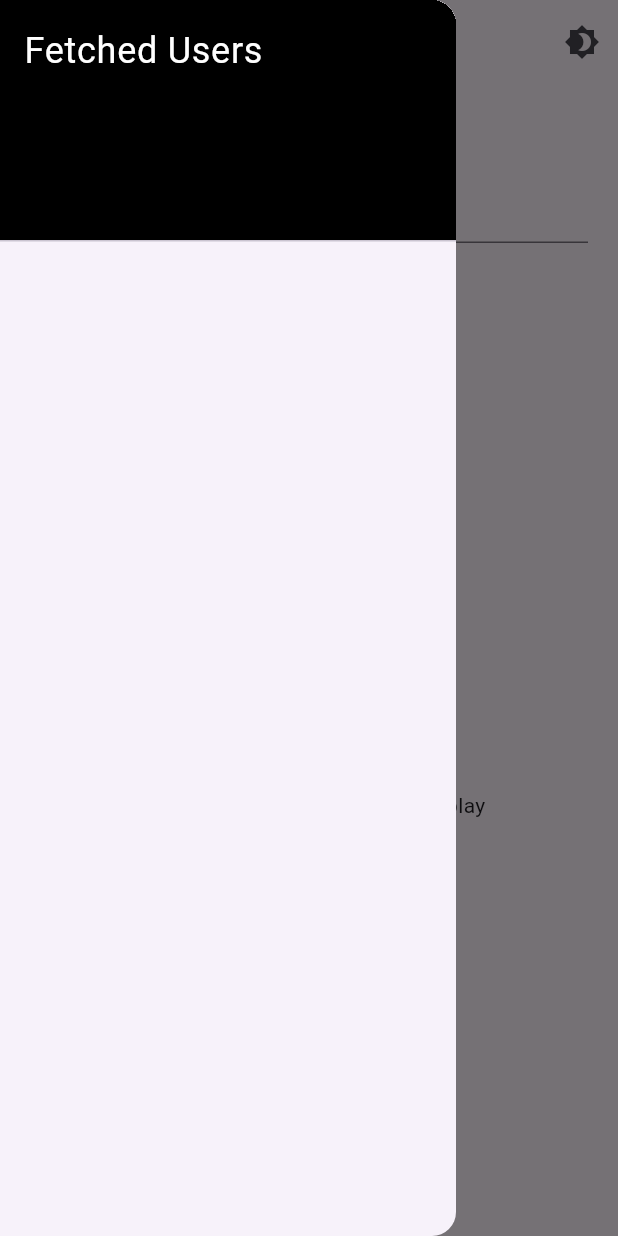
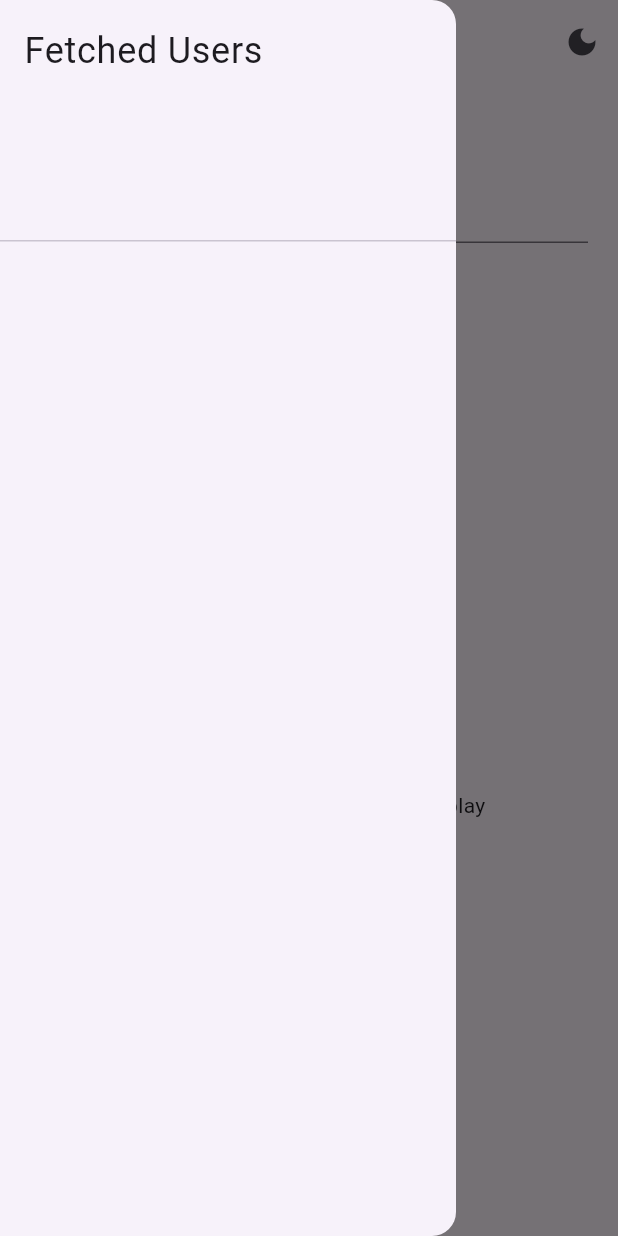
Before and after one commit to straightchlorine/github_activity, a Flutter app: the screen it shows after launch, with the side drawer open, on a phone screen of 412 x 824 dp. Run offline on Flutter 3.47's test engine with Material 3 defaults, Android fonts, the phone set to English and light mode, and no system bars; our stand-ins replace hive, hive_flutter, material_design_icons_flutter, shared_preferences; accounts and stored records are empty.

Commit message:
icons: fixed incorrect icons

```diff
--- a/lib/main.dart
+++ b/lib/main.dart
@@ -1,4 +1,6 @@
 import 'package:flutter/material.dart';
+import 'package:material_design_icons_flutter/material_design_icons_flutter.dart';
+
 import 'package:github_activity/github_activity.dart';
 import 'package:github_activity/user_object.dart';
 
@@ -83,7 +85,7 @@ class _ApplicationControlBarState extends State<ApplicationControlBar> {
       title: Text('GitHub Activity'),
       actions: [
         IconButton(
-          icon: Icon(Icons.brightness_4),
+          icon: Provider.of<AppState>(context, listen:false).isDarkMode == true ? Icon(Icons.light_mode) : Icon(Icons.dark_mode),
           onPressed: toggleTheme
         )
       ],
@@ -207,13 +209,10 @@ class _FetchedUsersDrawerState extends State<FetchedUsersDrawer> {
         padding: EdgeInsets.zero,
         children: <Widget>[
           DrawerHeader(
-            decoration: const BoxDecoration(
-              color: Colors.black,
-            ),
+            decoration: const BoxDecoration(),
             child: Text(
               'Fetched Users',
               style: TextStyle(
-                color: Colors.white,
                 fontSize: 24,
               ),
             ),
--- a/pubspec.yaml
+++ b/pubspec.yaml
@@ -1,4 +1,6 @@
 name: github_activity
+flutter:
+  uses-material-design: true
 description: Github activity tracker for mobile.
 environment:
   sdk: '^3.1.0'
@@ -12,6 +14,7 @@ dependencies:
   isar_flutter_libs: ^4.0.0-dev.13
   path_provider: ^2.1.0
   shared_preferences:
+  material_design_icons_flutter: 7.0.7296
 dev_dependencies:
   hive_generator:
   build_runner: ^2.4.7
```
